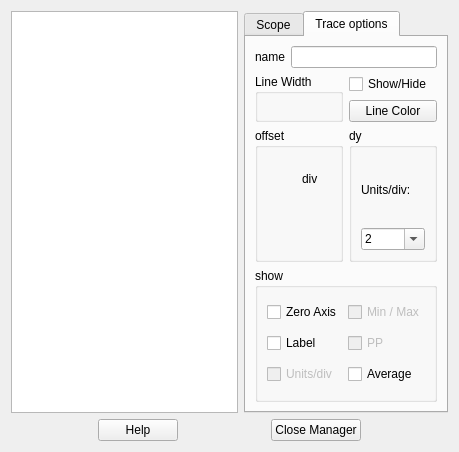
The window that src/qrl_scopes_manager.ui (fcuzzocrea/QRTAILab) describes before a commit, drawn with Qt 5.
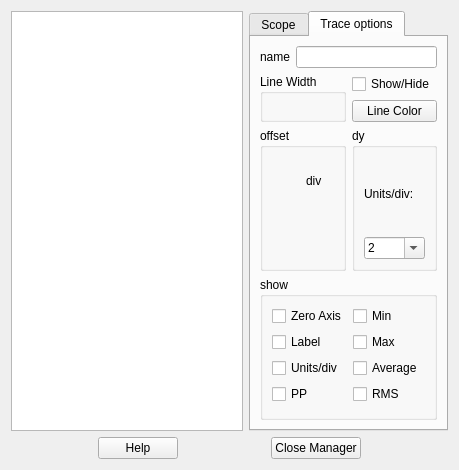
The same window after the commit. The open tabs and pages were chosen to show the change. Icons and pictures are not drawn. Custom widgets are drawn as their Qt base class.

What changed in the file:
```diff
--- a/src/qrl_scopes_manager.ui
+++ b/src/qrl_scopes_manager.ui
@@ -6,7 +6,7 @@
     <x>0</x>
     <y>0</y>
     <width>459</width>
-    <height>452</height>
+    <height>470</height>
    </rect>
   </property>
   <property name="sizePolicy" >
@@ -18,13 +18,13 @@
   <property name="minimumSize" >
    <size>
     <width>459</width>
-    <height>452</height>
+    <height>470</height>
    </size>
   </property>
   <property name="maximumSize" >
    <size>
     <width>459</width>
-    <height>452</height>
+    <height>470</height>
    </size>
   </property>
   <property name="windowTitle" >
@@ -34,8 +34,8 @@
    <iconset resource="qrtailab.qrc" >
     <normaloff>:/icons/scope_icon.xpm</normaloff>:/icons/scope_icon.xpm</iconset>
   </property>
-  <layout class="QGridLayout" >
-   <item row="1" column="0" >
+  <layout class="QGridLayout" name="gridLayout_2" >
+   <item row="0" column="0" >
     <widget class="QListWidget" name="scopeListWidget" >
      <property name="sizePolicy" >
       <sizepolicy vsizetype="Preferred" hsizetype="Preferred" >
@@ -57,7 +57,7 @@
      </property>
     </widget>
    </item>
-   <item row="1" column="1" >
+   <item row="0" column="1" >
     <widget class="QTabWidget" name="tabWidget" >
      <property name="currentIndex" >
       <number>0</number>
@@ -487,13 +487,13 @@
         <x>0</x>
         <y>0</y>
         <width>221</width>
-        <height>365</height>
+        <height>383</height>
        </rect>
       </property>
       <attribute name="title" >
        <string>Trace options</string>
       </attribute>
-      <layout class="QGridLayout" name="gridLayout" >
+      <layout class="QGridLayout" name="gridLayout_3" >
        <item row="0" column="0" colspan="2" >
         <layout class="QHBoxLayout" >
          <item>
@@ -698,7 +698,7 @@
          <property name="title" >
           <string>show</string>
          </property>
-         <layout class="QGridLayout" >
+         <layout class="QGridLayout" name="gridLayout" >
           <item row="0" column="0" >
            <widget class="QCheckBox" name="zeroAxisCheckBox" >
             <property name="text" >
@@ -707,12 +707,22 @@
            </widget>
           </item>
           <item row="0" column="1" >
-           <widget class="QCheckBox" name="minMaxCheckBox" >
+           <widget class="QCheckBox" name="minCheckBox" >
             <property name="enabled" >
-             <bool>false</bool>
+             <bool>true</bool>
             </property>
             <property name="text" >
-             <string>Min / Max</string>
+             <string>Min</string>
+            </property>
+           </widget>
+          </item>
+          <item row="3" column="1" >
+           <widget class="QCheckBox" name="averageCheckBox" >
+            <property name="enabled" >
+             <bool>true</bool>
+            </property>
+            <property name="text" >
+             <string>Average</string>
             </property>
            </widget>
           </item>
@@ -727,32 +737,42 @@
            </widget>
           </item>
           <item row="1" column="1" >
+           <widget class="QCheckBox" name="maxCheckBox" >
+            <property name="enabled" >
+             <bool>true</bool>
+            </property>
+            <property name="text" >
+             <string>Max</string>
+            </property>
+           </widget>
+          </item>
+          <item row="3" column="0" >
+           <widget class="QCheckBox" name="unitCheckBox" >
+            <property name="enabled" >
+             <bool>true</bool>
+            </property>
+            <property name="text" >
+             <string>Units/div</string>
+            </property>
+           </widget>
+          </item>
+          <item row="4" column="0" >
            <widget class="QCheckBox" name="ppCheckBox" >
             <property name="enabled" >
-             <bool>false</bool>
+             <bool>true</bool>
             </property>
             <property name="text" >
              <string>PP</string>
             </property>
            </widget>
           </item>
-          <item row="2" column="0" >
-           <widget class="QCheckBox" name="unitsCheckBox" >
-            <property name="enabled" >
-             <bool>false</bool>
-            </property>
-            <property name="text" >
-             <string>Units/div</string>
-            </property>
-           </widget>
-          </item>
-          <item row="2" column="1" >
-           <widget class="QCheckBox" name="averageCheckBox" >
+          <item row="4" column="1" >
+           <widget class="QCheckBox" name="rmsCheckBox" >
             <property name="enabled" >
              <bool>true</bool>
             </property>
             <property name="text" >
-             <string>Average</string>
+             <string>RMS</string>
             </property>
            </widget>
           </item>
@@ -763,7 +783,7 @@
      </widget>
     </widget>
    </item>
-   <item row="2" column="0" colspan="2" >
+   <item row="1" column="0" colspan="2" >
     <layout class="QHBoxLayout" >
      <item>
       <spacer>
```
Left out of the diff: 14 changed lines with no effect on the pictures.
